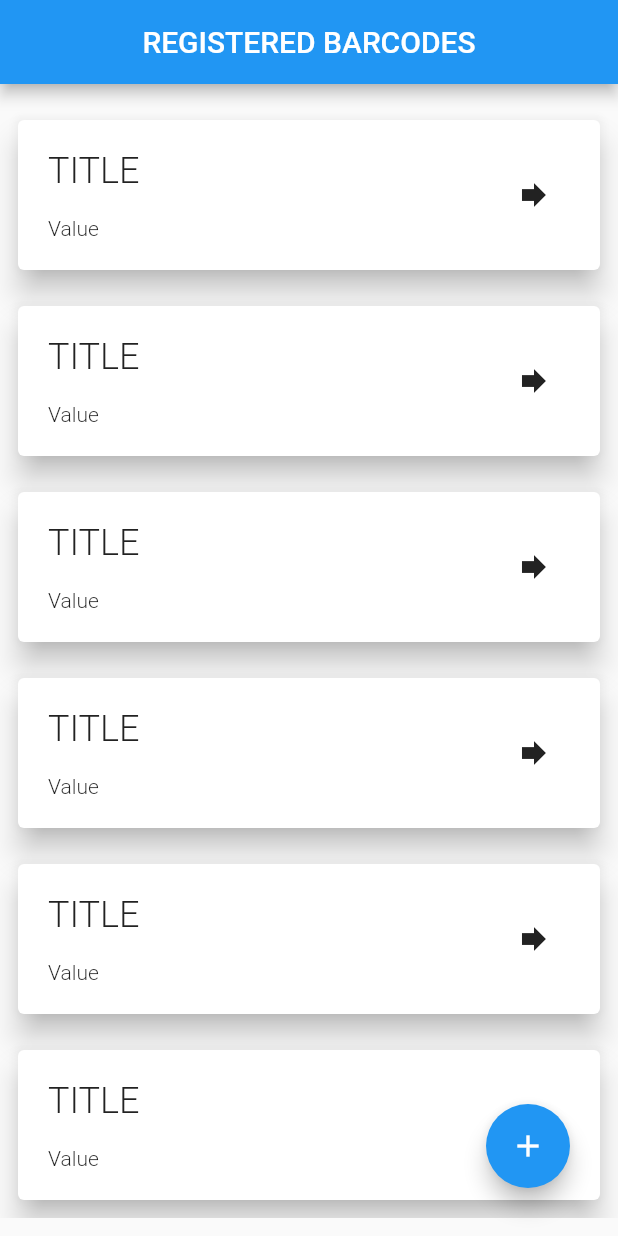
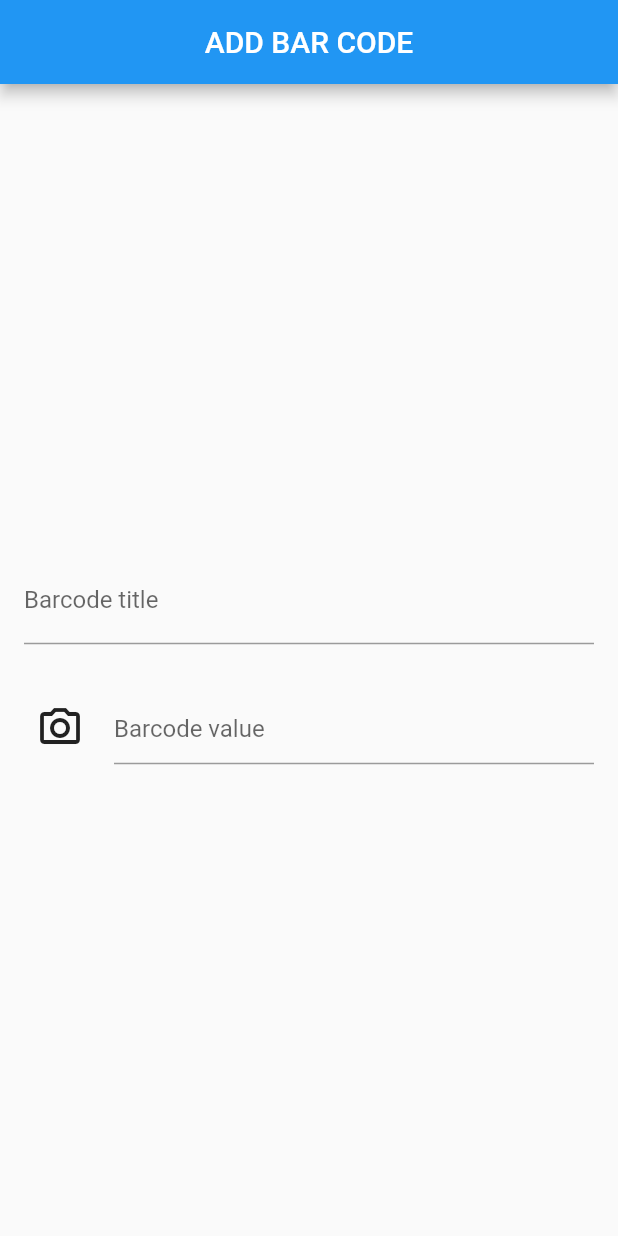
Before and after one commit to EduardoGPS-18/BarcodeReader, a Flutter app: the screen it shows after launch, on a phone screen of 412 x 824 dp. Run offline on Flutter 3.47's test engine with Material 2 defaults, Android fonts, the phone set to English and light mode, and no system bars; our stand-ins replace equatable, permission_handler, sqflite; missing offline and left inert: flutter_qr_reader; accounts and stored records are empty.

Commit message:
🧩 : add code add page

```diff
--- a/lib/main/main.dart
+++ b/lib/main/main.dart
@@ -1,5 +1,5 @@
 import 'package:barcode_reader/infra/infra.dart';
-import 'package:barcode_reader/ui/home/home_page.dart';
+import 'package:barcode_reader/ui/code/code_add/code_add_page.dart';
 import 'package:flutter/material.dart';
 
 void main() async {
@@ -19,7 +19,7 @@ class MyApp extends StatelessWidget {
       theme: ThemeData(
         primarySwatch: Colors.blue,
       ),
-      home: const HomePage(),
+      home: const CodeAddPage(),
     );
   }
 }
--- /dev/null
+++ b/lib/ui/code/code_add/code_add_page.dart
@@ -0,0 +1,57 @@
+import 'package:flutter/material.dart';
+
+class CodeAddPage extends StatefulWidget {
+  const CodeAddPage({Key? key}) : super(key: key);
+
+  @override
+  State<CodeAddPage> createState() => _CodeAddPageState();
+}
+
+class _CodeAddPageState extends State<CodeAddPage> {
+  @override
+  Widget build(BuildContext context) {
+    return Scaffold(
+      appBar: AppBar(
+        centerTitle: true,
+        title: const Text('ADD BAR CODE'),
+      ),
+      body: Column(
+        mainAxisAlignment: MainAxisAlignment.center,
+        children: [
+          const Padding(
+            padding: EdgeInsets.all(16.0),
+            child: TextField(
+              decoration: InputDecoration(
+                hintText: "Video link",
+                labelText: "Barcode title",
+              ),
+            ),
+          ),
+          Padding(
+            padding: const EdgeInsets.all(16.0),
+            child: Row(
+              children: [
+                IconButton(
+                  onPressed: () {},
+                  icon: const Icon(
+                    Icons.camera_alt_outlined,
+                    size: 32,
+                  ),
+                ),
+                const SizedBox(width: 12),
+                const Expanded(
+                  child: TextField(
+                    readOnly: true,
+                    decoration: InputDecoration(
+                      hintText: 'Barcode value',
+                    ),
+                  ),
+                ),
+              ],
+            ),
+          )
+        ],
+      ),
+    );
+  }
+}
--- a/lib/ui/code/read_code_page.dart
+++ b/lib/ui/code/code_read/read_code_page.dart
@@ -2,7 +2,7 @@ import 'package:flutter/material.dart';
 import 'package:flutter_qr_reader/flutter_qr_reader.dart';
 import 'package:permission_handler/permission_handler.dart';
 
-import '../home/widgets/widgets.dart';
+import '../../home/widgets/widgets.dart';
 import 'widgets/widgets.dart';
 
 class ReadCodePage extends StatefulWidget {
```
Also changed, not shown: lib/ui/code/code_read/widgets/circular_icon_button_widget.dart (renamed from lib/ui/code/widgets/circular_icon_button_widget.dart), lib/ui/code/code_read/widgets/widgets.dart (renamed from lib/ui/code/widgets/widgets.dart).
